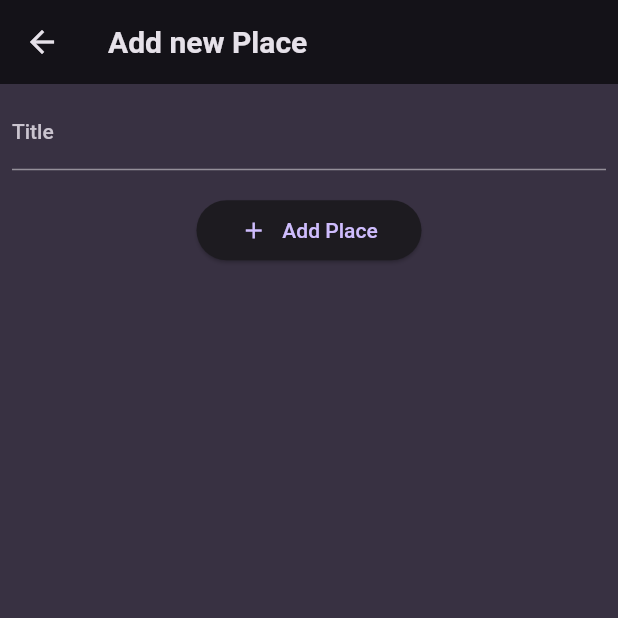
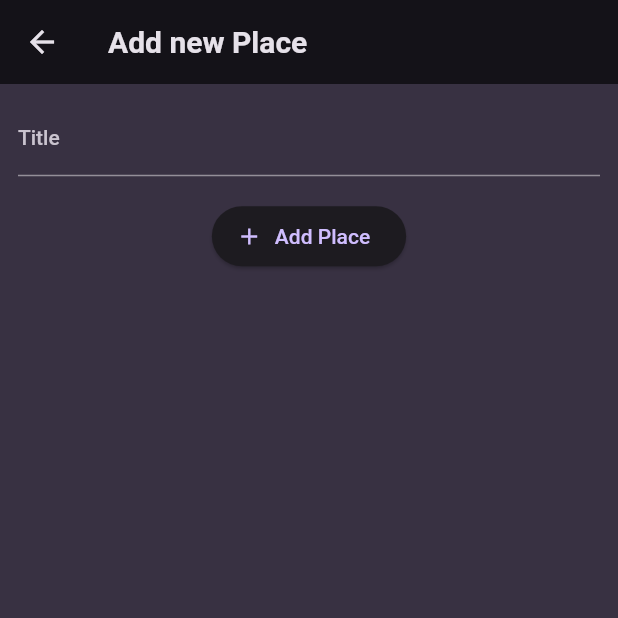
Before and after one commit to drood87/favorite_places, a Flutter app: the AddPlaces screen opened directly, on a phone screen of 412 x 824 dp, the top half of it. Run offline on Flutter 3.47's test engine with Material 2 defaults, Android fonts, the phone set to English and light mode, and no system bars; our stand-ins replace flutter_bloc, google_fonts.

Commit message:
tweaking widgets for better performance

```diff
--- a/lib/screens/add_places.dart
+++ b/lib/screens/add_places.dart
@@ -31,15 +31,15 @@ class _AddPlacesState extends State<AddPlaces> {
       appBar: AppBar(
         title: const Text('Add new Place'),
       ),
-      body: Padding(
-        padding: const EdgeInsets.all(8.0),
+      body: SingleChildScrollView(
+        padding: const EdgeInsets.all(12),
         child: Column(
           children: <Widget>[
             TextField(
               controller: _controller,
               decoration: const InputDecoration(labelText: 'Title'),
-              style: const TextStyle(
-                color: Colors.white,
+              style: TextStyle(
+                color: Theme.of(context).colorScheme.onBackground,
                 fontSize: 16,
               ),
             ),
@@ -49,7 +49,8 @@ class _AddPlacesState extends State<AddPlaces> {
             ConstrainedBox(
               constraints: const BoxConstraints(maxWidth: 150),
               child: Center(
-                child: ElevatedButton(
+                child: ElevatedButton.icon(
+                  icon: const Icon(Icons.add),
                   onPressed: () {
                     final cubit = BlocProvider.of<PlacesCubit>(context);
 
@@ -61,15 +62,8 @@ class _AddPlacesState extends State<AddPlaces> {
                     );
                     Navigator.pop(context);
                   },
-                    child: const Row(
-                      mainAxisAlignment: MainAxisAlignment.center,
-                      crossAxisAlignment: CrossAxisAlignment.center,
-                      children: [
-                        Icon(Icons.add),
-                        SizedBox(width: 10),
-                        Text('Add Place'),
-                      ],
-                    )),
+                  label: const Text('Add Place'),
+                ),
               ),
             )
           ],
```
Lines whose indentation alone changed are shown as unchanged.
